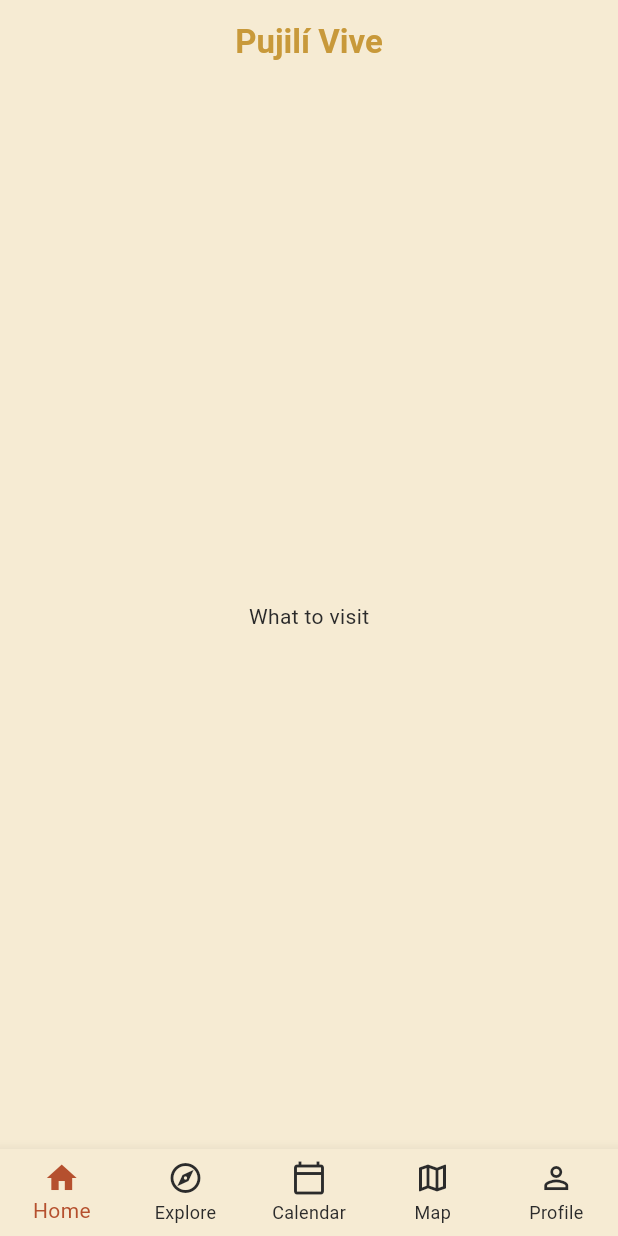
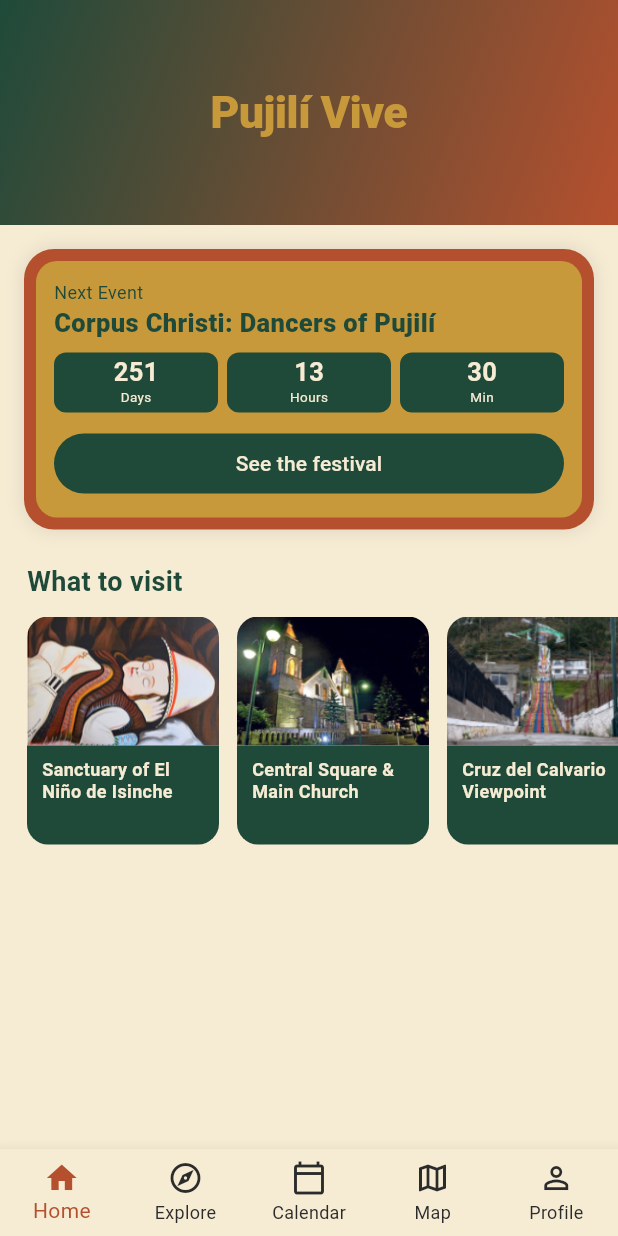
Before and after one commit to Denniss2C/pujili_vive, a Flutter app: the screen it shows after launch, on a phone screen of 412 x 824 dp. Run offline on Flutter 3.47's test engine with Material 3 defaults, Android fonts, the phone set to English and light mode, and no system bars; our stand-ins replace dartz, equatable, flutter_bloc, get_it; generated files the repository leaves out were written again.

Commit message:
feat(home): pantalla de inicio con la cuenta regresiva
Inicio era un scaffold con un TODO. Es la prioridad 2 del concepto y el
escaparate del calendario: un calendario que no se ve al abrir la app no
diferencia nada (CONCEPTO.md §8).

No tiene datos propios, asi que reutiliza los usecases de calendar y
attractions en vez de montar otra capa de datos.

Decisiones que conviene conocer:

- Las dos secciones FALLAN POR SEPARADO. Si el calendario revienta,
  "Que visitar" sigue en pie y el error aparece dentro de su seccion. El
  concepto lo pide explicito, y por eso no hay un HomeError global.
- Sin fiestas futuras la tarjeta DESAPARECE, no se queda un contador en
  cero. Las fiestas pasadas se descartan comparando por DIA, no por
  instante: una fiesta sigue siendo "hoy" a las once de la noche.
- El contador se repinta cada MINUTO, no cada segundo, porque solo
  muestra dias/horas/minutos. Si lleva segundos sigue sin decidirse.
- "Ahora" es inyectable en el bloc: de que fiestas son futuras depende
  toda la pantalla, y los tests no pueden depender del reloj.

El tab activo pasa de setState a ShellCubit. Deja de ser estado local en
cuanto otra pantalla necesita cambiarlo, e Inicio lo necesita para mandar
al Calendario y a Explorar; las reglas listan "setState para estado
compartido" como anti-patron (03_bloc_rules §5).

Dos cosas del diseño NO se implementan, a proposito:

- El buscador del hero. Que indexa es la pregunta abierta nº 3, y un
  campo que no busca nada es peor que no ponerlo.
- El carrusel "Ruta artesanal". Necesita ArtisanItem, que no existe, y su
  contenido esta bloqueado hasta levantarlo en campo.

La cabecera usa un degradado de la paleta porque no hay foto panoramica
de Pujilí; reciclar la de otro atractivo daria a entender un sitio que
no es.

Verificado ejecutando la app en el simulador: el contador marca 252 dias
al Corpus Christi y las fotos reales se ven en el carrusel. Tests de 24 a
40, incluido el aislamiento de fallos entre secciones.

Co-Authored-By: Claude Opus 5 (1M context) <noreply@anthropic.com>

```diff
--- a/lib/core/di/injection.dart
+++ b/lib/core/di/injection.dart
@@ -9,6 +9,8 @@ import '../../features/calendar/data/repositories/calendar_repository_impl.dart'
 import '../../features/calendar/domain/repositories/calendar_repository.dart';
 import '../../features/calendar/domain/usecases/get_festival_events.dart';
 import '../../features/calendar/presentation/bloc/calendar_bloc.dart';
+import '../../features/home/presentation/bloc/home_bloc.dart';
+import '../../shell/shell_cubit.dart';
 
 final sl = GetIt.instance;
 
@@ -16,6 +18,12 @@ Future<void> initDependencies() async {
   // Bloc
   sl.registerFactory(() => AttractionsBloc(getAttractions: sl()));
   sl.registerFactory(() => CalendarBloc(getFestivalEvents: sl()));
+  sl.registerFactory(
+    () => HomeBloc(getFestivalEvents: sl(), getAttractions: sl()),
+  );
+
+  // El tab activo del shell vive toda la sesion, no por pantalla.
+  sl.registerLazySingleton(ShellCubit.new);
 
   // Use cases
   sl.registerLazySingleton(() => GetAttractions(sl()));
--- /dev/null
+++ b/lib/features/home/presentation/bloc/home_bloc.dart
@@ -0,0 +1,83 @@
+import 'package:equatable/equatable.dart';
+import 'package:flutter_bloc/flutter_bloc.dart';
+
+import '../../../../core/usecases/usecase.dart';
+import '../../../attractions/domain/entities/attraction.dart';
+import '../../../attractions/domain/usecases/get_attractions.dart';
+import '../../../calendar/domain/entities/festival_event.dart';
+import '../../../calendar/domain/usecases/get_festival_events.dart';
+
+part 'home_event.dart';
+part 'home_state.dart';
+
+/// Inicio no tiene datos propios: es el escaparate de las otras features
+/// (`docs/CONCEPTO.md` §8, prioridad 2). Por eso reutiliza los usecases de
+/// `calendar` y `attractions` en vez de montar su propia capa de datos.
+class HomeBloc extends Bloc<HomeEvent, HomeState> {
+  final GetFestivalEvents getFestivalEvents;
+  final GetAttractions getAttractions;
+
+  /// Inyectable para poder fijar "ahora" en los tests: de que fiestas son
+  /// futuras depende toda la pantalla.
+  final DateTime Function() now;
+
+  HomeBloc({
+    required this.getFestivalEvents,
+    required this.getAttractions,
+    DateTime Function()? now,
+  })  : now = now ?? DateTime.now,
+        super(HomeInitial()) {
+    on<LoadHome>(_onLoad);
+  }
+
+  Future<void> _onLoad(LoadHome event, Emitter<HomeState> emit) async {
+    emit(HomeLoading());
+
+    // Las dos secciones se cargan a la vez y **fallan por separado**: si
+    // el calendario revienta, "Que visitar" sigue en pie. El concepto lo
+    // pide explicito: el error va dentro de la seccion afectada, no tumba
+    // la pantalla entera.
+    final results = await Future.wait([
+      getFestivalEvents(NoParams()),
+      getAttractions(NoParams()),
+    ]);
+
+    final eventsResult = results[0];
+    final attractionsResult = results[1];
+
+    emit(
+      HomeLoaded(
+        upcomingEvents: eventsResult.fold(
+          (_) => const [],
+          (events) => _upcoming(events.cast<FestivalEvent>()),
+        ),
+        eventsFailed: eventsResult.isLeft(),
+        attractions: attractionsResult.fold(
+          (_) => const [],
+          (items) => items.cast<Attraction>(),
+        ),
+        attractionsFailed: attractionsResult.isLeft(),
+      ),
+    );
+  }
+
+  /// Solo las fiestas que aun no han pasado.
+  ///
+  /// Se compara contra el **dia**, no contra el instante: una fiesta sigue
+  /// siendo "hoy" a las once de la noche, y desaparecer del contador a
+  /// medianoche del propio dia seria raro.
+  List<FestivalEvent> _upcoming(List<FestivalEvent> events) {
+    final today = DateUtilsX.startOfDay(now());
+    return events
+        .where((e) => !DateUtilsX.startOfDay(e.startDate).isBefore(today))
+        .toList();
+  }
+}
+
+/// Helpers de fecha sin dependencias de Flutter, para poder testearlos.
+class DateUtilsX {
+  const DateUtilsX._();
+
+  static DateTime startOfDay(DateTime value) =>
+      DateTime(value.year, value.month, value.day);
+}
--- /dev/null
+++ b/lib/features/home/presentation/bloc/home_event.dart
@@ -0,0 +1,12 @@
+part of 'home_bloc.dart';
+
+abstract class HomeEvent extends Equatable {
+  const HomeEvent();
+
+  @override
+  List<Object?> get props => [];
+}
+
+class LoadHome extends HomeEvent {
+  const LoadHome();
+}
--- /dev/null
+++ b/lib/features/home/presentation/bloc/home_state.dart
@@ -0,0 +1,43 @@
+part of 'home_bloc.dart';
+
+abstract class HomeState extends Equatable {
+  const HomeState();
+
+  @override
+  List<Object?> get props => [];
+}
+
+class HomeInitial extends HomeState {}
+
+class HomeLoading extends HomeState {}
+
+/// No hay un `HomeError` global a proposito: cada seccion falla por su
+/// cuenta y el resto de la pantalla sigue en pie.
+class HomeLoaded extends HomeState {
+  /// Fiestas que aun no han pasado, la primera es la mas proxima.
+  final List<FestivalEvent> upcomingEvents;
+  final bool eventsFailed;
+
+  final List<Attraction> attractions;
+  final bool attractionsFailed;
+
+  const HomeLoaded({
+    required this.upcomingEvents,
+    required this.eventsFailed,
+    required this.attractions,
+    required this.attractionsFailed,
+  });
+
+  /// La fiesta del contador. `null` si no hay ninguna futura, y entonces
+  /// la tarjeta **desaparece**: no se deja un contador en cero.
+  FestivalEvent? get nextEvent =>
+      upcomingEvents.isEmpty ? null : upcomingEvents.first;
+
+  @override
+  List<Object?> get props => [
+        upcomingEvents,
+        eventsFailed,
+        attractions,
+        attractionsFailed,
+      ];
+}
--- a/lib/features/home/presentation/pages/home_page.dart
+++ b/lib/features/home/presentation/pages/home_page.dart
@@ -1,26 +1,173 @@
 import 'package:flutter/material.dart';
+import 'package:flutter_bloc/flutter_bloc.dart';
+
 import '../../../../core/theme/app_colors.dart';
 import '../../../../l10n/app_localizations.dart';
+import '../../../../shell/shell_cubit.dart';
+import '../bloc/home_bloc.dart';
+import '../widgets/attraction_mini_card.dart';
+import '../widgets/next_event_card.dart';
 
+/// Inicio: el escaparate del calendario.
+///
+/// Dos cosas del diseño **no** se implementan a proposito:
+///
+/// - El **buscador** del hero. Que indexa y como se ven los resultados es
+///   la pregunta abierta nº 3; dibujar un campo que no busca nada es peor
+///   que no ponerlo.
+/// - El carrusel **"Ruta artesanal"**. Necesita `ArtisanItem`, que no
+///   existe, y su contenido esta bloqueado hasta levantar fotos y datos
+///   en campo (`docs/CONCEPTO.md` §6.5).
 class HomePage extends StatelessWidget {
   const HomePage({super.key});
 
   @override
   Widget build(BuildContext context) {
     final l = AppLocalizations.of(context)!;
+    final lang = Localizations.localeOf(context).languageCode;
+
     return Scaffold(
-      appBar: AppBar(
-        title: Text(
+      body: BlocBuilder<HomeBloc, HomeState>(
+        builder: (context, state) {
+          if (state is HomeInitial || state is HomeLoading) {
+            return const Center(child: CircularProgressIndicator());
+          }
+          if (state is! HomeLoaded) {
+            return const SizedBox.shrink();
+          }
+
+          return ListView(
+            padding: EdgeInsets.zero,
+            children: [
+              const _Hero(),
+
+              // Sin fiestas futuras la tarjeta DESAPARECE y la pantalla
+              // arranca en "Que visitar". No se deja un contador en cero.
+              if (state.nextEvent != null)
+                NextEventCard(
+                  event: state.nextEvent!,
+                  languageCode: lang,
+                  onSeeFestival: () =>
+                      context.read<ShellCubit>().select(ShellTab.calendar),
+                )
+              else if (state.eventsFailed)
+                _SectionError(message: l.loadFailed),
+
+              _SectionTitle(l.whatToVisit),
+              if (state.attractionsFailed)
+                _SectionError(message: l.loadFailed)
+              else
+                SizedBox(
+                  height: 152,
+                  child: ListView.separated(
+                    scrollDirection: Axis.horizontal,
+                    padding: const EdgeInsets.symmetric(horizontal: 18),
+                    itemCount: state.attractions.length,
+                    separatorBuilder: (_, __) => const SizedBox(width: 12),
+                    itemBuilder: (context, i) => AttractionMiniCard(
+                      attraction: state.attractions[i],
+                      languageCode: lang,
+                      // El detalle de atractivo no existe todavia, asi que
+                      // se lleva al tab Explorar en vez de no hacer nada.
+                      onTap: () =>
+                          context.read<ShellCubit>().select(ShellTab.explore),
+                    ),
+                  ),
+                ),
+              const SizedBox(height: 24),
+            ],
+          );
+        },
+      ),
+    );
+  }
+}
+
+/// Cabecera con el nombre de la app.
+///
+/// El diseño pide una foto panoramica de Pujilí y todavia no hay ninguna
+/// levantada, asi que se usa un degradado de la paleta en vez de reciclar
+/// la foto de otro atractivo, que daria a entender un sitio que no es.
+class _Hero extends StatelessWidget {
+  const _Hero();
+
+  @override
+  Widget build(BuildContext context) {
+    final l = AppLocalizations.of(context)!;
+
+    return Container(
+      height: 150,
+      alignment: Alignment.center,
+      decoration: const BoxDecoration(
+        gradient: LinearGradient(
+          begin: Alignment.topLeft,
+          end: Alignment.bottomRight,
+          colors: [AppColors.deepGreen, AppColors.terracotta],
+        ),
+      ),
+      child: SafeArea(
+        bottom: false,
+        child: Text(
           l.appName,
           style: const TextStyle(
+            fontSize: 30,
+            fontWeight: FontWeight.w800,
             color: AppColors.gold,
-            fontWeight: FontWeight.bold,
+            letterSpacing: -0.5,
           ),
         ),
       ),
-      body: Center(child: Text(l.whatToVisit)),
-      // TODO: header con foto, countdown al Corpus Christi, "Qué visitar",
-      //       "Ruta Artesanal".
     );
   }
 }
+
+class _SectionTitle extends StatelessWidget {
+  final String text;
+  const _SectionTitle(this.text);
+
+  @override
+  Widget build(BuildContext context) {
+    return Padding(
+      padding: const EdgeInsets.fromLTRB(18, 22, 18, 10),
+      child: Text(
+        text,
+        style: const TextStyle(
+          fontSize: 18,
+          fontWeight: FontWeight.bold,
+          color: AppColors.deepGreen,
+        ),
+      ),
+    );
+  }
+}
+
+/// Error acotado a una seccion: el resto de Inicio sigue en pie.
+class _SectionError extends StatelessWidget {
+  final String message;
+  const _SectionError({required this.message});
+
+  @override
+  Widget build(BuildContext context) {
+    final l = AppLocalizations.of(context)!;
+
+    return Padding(
+      padding: const EdgeInsets.fromLTRB(18, 12, 18, 0),
+      child: Row(
+        children: [
+          const Icon(Icons.error_outline, size: 18, color: AppColors.gold),
+          const SizedBox(width: 8),
+          Expanded(
+            child: Text(
+              message,
+              style: const TextStyle(fontSize: 13, color: AppColors.textDark),
+            ),
+          ),
+          TextButton(
+            onPressed: () => context.read<HomeBloc>().add(const LoadHome()),
+            child: Text(l.retry),
+          ),
+        ],
+      ),
+    );
+  }
+}
--- /dev/null
+++ b/lib/features/home/presentation/widgets/attraction_mini_card.dart
@@ -0,0 +1,90 @@
+import 'package:flutter/material.dart';
+
+import '../../../../core/theme/app_colors.dart';
+import '../../../attractions/domain/entities/attraction.dart';
+
+/// Tarjeta pequeña de los carruseles de Inicio: foto arriba y nombre sobre
+/// un pie de color. El color distingue la seccion sin repetir un titulo de
+/// categoria (`docs/MOCKS.html`, pantalla 1).
+class AttractionMiniCard extends StatelessWidget {
+  final Attraction attraction;
+  final String languageCode;
+  final VoidCallback? onTap;
+
+  const AttractionMiniCard({
+    super.key,
+    required this.attraction,
+    required this.languageCode,
+    this.onTap,
+  });
+
+  @override
+  Widget build(BuildContext context) {
+    final media = MediaQuery.of(context);
+    // Se decodifica al ancho real de la tarjeta, no al de la foto: son
+    // 128 dp, no la pantalla entera (project_rules/11_performance_rules).
+    final cacheWidth = (128 * media.devicePixelRatio).round();
+
+    final placeholder = ColoredBox(
+      color: AppColors.gold.withValues(alpha: 0.25),
+      child: const Center(child: Icon(Icons.image_outlined, size: 28)),
+    );
+
+    return SizedBox(
+      width: 128,
+      child: InkWell(
+        onTap: onTap,
+        borderRadius: BorderRadius.circular(14),
+        child: Column(
+          crossAxisAlignment: CrossAxisAlignment.stretch,
+          children: [
+            ClipRRect(
+              borderRadius: const BorderRadius.vertical(
+                top: Radius.circular(14),
+              ),
+              child: SizedBox(
+                height: 86,
+                child: attraction.images.isEmpty
+                    ? placeholder
+                    : Image.asset(
+                        attraction.images.first,
+                        fit: BoxFit.cover,
+                        cacheWidth: cacheWidth,
+                        errorBuilder: (_, __, ___) => placeholder,
+                      ),
+              ),
+            ),
+            // Expanded y no una altura fija: los nombres largos ocupan
+            // tres lineas ("Santuario del Niño de Isinche") y con alto
+            // fijo la columna desbordaba.
+            Expanded(
+              child: Container(
+                padding: const EdgeInsets.symmetric(
+                  horizontal: 10,
+                  vertical: 8,
+                ),
+                decoration: const BoxDecoration(
+                  color: AppColors.deepGreen,
+                  borderRadius: BorderRadius.vertical(
+                    bottom: Radius.circular(14),
+                  ),
+                ),
+                child: Text(
+                  attraction.name.resolve(languageCode),
+                  maxLines: 3,
+                  overflow: TextOverflow.ellipsis,
+                  style: const TextStyle(
+                    color: AppColors.cream,
+                    fontSize: 12,
+                    height: 1.25,
+                    fontWeight: FontWeight.w600,
+                  ),
+                ),
+              ),
+            ),
+          ],
+        ),
+      ),
+    );
+  }
+}
--- /dev/null
+++ b/lib/features/home/presentation/widgets/next_event_card.dart
@@ -0,0 +1,153 @@
+import 'dart:async';
+
+import 'package:flutter/material.dart';
+
+import '../../../../core/theme/app_colors.dart';
+import '../../../../l10n/app_localizations.dart';
+import '../../../calendar/domain/entities/festival_event.dart';
+
+/// Tarjeta de la proxima fiesta con cuenta regresiva en vivo.
+///
+/// Es la pieza mas prominente de Inicio: el calendario es el diferenciador
+/// del producto y esta tarjeta es su escaparate (`docs/CONCEPTO.md` §8).
+class NextEventCard extends StatefulWidget {
+  final FestivalEvent event;
+  final String languageCode;
+  final VoidCallback onSeeFestival;
+
+  const NextEventCard({
+    super.key,
+    required this.event,
+    required this.languageCode,
+    required this.onSeeFestival,
+  });
+
+  @override
+  State<NextEventCard> createState() => _NextEventCardState();
+}
+
+class _NextEventCardState extends State<NextEventCard> {
+  Timer? _timer;
+
+  @override
+  void initState() {
+    super.initState();
+    // Se refresca cada minuto, no cada segundo: el contador solo muestra
+    // dias / horas / minutos. Si mostrara segundos habria que repintar 60
+    // veces mas, y si el contador lleva segundos sigue sin decidirse
+    // (docs/MOCKS.html, pantalla 1).
+    _timer = Timer.periodic(
+      const Duration(minutes: 1),
+      (_) => setState(() {}),
+    );
+  }
+
+  @override
+  void dispose() {
+    _timer?.cancel();
+    super.dispose();
+  }
+
+  @override
+  Widget build(BuildContext context) {
+    final l = AppLocalizations.of(context)!;
+    final remaining = widget.event.startDate.difference(DateTime.now());
+    // Una fiesta que ya empezo hoy no muestra numeros negativos.
+    final safe = remaining.isNegative ? Duration.zero : remaining;
+
+    return Container(
+      margin: const EdgeInsets.fromLTRB(16, 16, 16, 0),
+      padding: const EdgeInsets.all(8),
+      decoration: BoxDecoration(
+        color: AppColors.terracotta,
+        borderRadius: BorderRadius.circular(20),
+        boxShadow: const [BoxShadow(color: AppColors.shadow, blurRadius: 10)],
+      ),
+      child: Container(
+        padding: const EdgeInsets.all(12),
+        decoration: BoxDecoration(
+          color: AppColors.gold,
+          borderRadius: BorderRadius.circular(14),
+        ),
+        child: Column(
+          crossAxisAlignment: CrossAxisAlignment.start,
+          children: [
+            Text(
+              l.nextEvent,
+              style: const TextStyle(fontSize: 12, color: AppColors.deepGreen),
+            ),
+            const SizedBox(height: 2),
+            Text(
+              widget.event.title.resolve(widget.languageCode),
+              style: const TextStyle(
+                fontSize: 17,
+                fontWeight: FontWeight.w800,
+                height: 1.2,
+                color: AppColors.deepGreen,
+              ),
+            ),
+            const SizedBox(height: 10),
+            Row(
+              children: [
+                _CountBlock(value: safe.inDays, label: l.days),
+                const SizedBox(width: 6),
+                _CountBlock(value: safe.inHours % 24, label: l.hours),
+                const SizedBox(width: 6),
+                _CountBlock(value: safe.inMinutes % 60, label: l.minutes),
+              ],
+            ),
+            const SizedBox(height: 10),
+            SizedBox(
+              width: double.infinity,
+              child: FilledButton(
+                onPressed: widget.onSeeFestival,
+                style: FilledButton.styleFrom(
+                  backgroundColor: AppColors.deepGreen,
+                  foregroundColor: AppColors.cream,
+                ),
+                child: Text(l.seeFestival),
+              ),
+            ),
+          ],
+        ),
+      ),
+    );
+  }
+}
+
+class _CountBlock extends StatelessWidget {
+  final int value;
+  final String label;
+
+  const _CountBlock({required this.value, required this.label});
+
+  @override
+  Widget build(BuildContext context) {
+    return Expanded(
+      child: Container(
+        padding: const EdgeInsets.symmetric(vertical: 4),
+        decoration: BoxDecoration(
+          color: AppColors.deepGreen,
+          borderRadius: BorderRadius.circular(8),
+        ),
+        child: Column(
+          children: [
+            Text(
+              '$value',
+              style: const TextStyle(
+                color: AppColors.cream,
+                fontSize: 17,
+                height: 1.1,
+                fontWeight: FontWeight.bold,
+              ),
+            ),
+            Text(
+              label,
+              style: const TextStyle(color: AppColors.cream, fontSize: 9),
+            ),
+          ],
+        ),
+      ),
+    );
+  }
+}
--- a/lib/l10n/app_en.arb
+++ b/lib/l10n/app_en.arb
@@ -31,6 +31,8 @@
   "calendarNoResultsBody": "Try another name, or clear the search to see the whole calendar.",
   "errorTitle": "Something went wrong",
   "retry": "Try again",
+  "seeFestival": "See the festival",
+  "loadFailed": "This section could not be loaded.",
 
   "artisansTitle": "Artisans & Gastronomy",
 
--- a/lib/l10n/app_es.arb
+++ b/lib/l10n/app_es.arb
@@ -31,6 +31,8 @@
   "calendarNoResultsBody": "Prueba con otro nombre o borra la búsqueda para ver todo el calendario.",
   "errorTitle": "Algo salió mal",
   "retry": "Reintentar",
+  "seeFestival": "Ver la fiesta",
+  "loadFailed": "No se pudo cargar esta sección.",
 
   "artisansTitle": "Artesanos y Gastronomía",
 
--- a/lib/main.dart
+++ b/lib/main.dart
@@ -8,6 +8,8 @@ import 'core/theme/app_colors.dart';
 import 'core/theme/app_theme.dart';
 import 'features/attractions/presentation/bloc/attractions_bloc.dart';
 import 'features/calendar/presentation/bloc/calendar_bloc.dart';
+import 'features/home/presentation/bloc/home_bloc.dart';
+import 'shell/shell_cubit.dart';
 import 'l10n/app_localizations.dart';
 import 'shell/main_shell.dart';
 
@@ -30,6 +32,8 @@ class PujiliViveApp extends StatelessWidget {
         BlocProvider(
           create: (_) => sl<CalendarBloc>()..add(const LoadFestivalEvents()),
         ),
+        BlocProvider(create: (_) => sl<HomeBloc>()..add(const LoadHome())),
+        BlocProvider(create: (_) => sl<ShellCubit>()),
       ],
       child: MaterialApp(
         // El titulo viene del flavor: en dev aparece "(Dev)" en el
--- a/lib/shell/main_shell.dart
+++ b/lib/shell/main_shell.dart
@@ -1,41 +1,45 @@
 import 'package:flutter/material.dart';
-import '../l10n/app_localizations.dart';
-import '../features/home/presentation/pages/home_page.dart';
+import 'package:flutter_bloc/flutter_bloc.dart';
+
+import '../features/artisans/presentation/pages/artisans_page.dart';
 import '../features/attractions/presentation/pages/attractions_page.dart';
 import '../features/calendar/presentation/pages/calendar_page.dart';
+import '../features/home/presentation/pages/home_page.dart';
 import '../features/map/presentation/pages/map_page.dart';
-import '../features/artisans/presentation/pages/artisans_page.dart';
+import '../l10n/app_localizations.dart';
+import 'shell_cubit.dart';
 
 /// Contenedor principal con la barra de navegación inferior UNIFICADA.
 /// Los 5 tabs son idénticos en toda la app (Inicio, Explorar, Calendario,
 /// Mapa, Perfil), resolviendo la inconsistencia del diseño original.
-class MainShell extends StatefulWidget {
+///
+/// El tab activo lo lleva [ShellCubit], no un `setState`: otras pantallas
+/// necesitan cambiarlo (Inicio manda al Calendario y a Explorar).
+class MainShell extends StatelessWidget {
   const MainShell({super.key});
 
-  @override
-  State<MainShell> createState() => _MainShellState();
-}
-
-class _MainShellState extends State<MainShell> {
-  int _index = 0;
-
-  final _pages = const [
+  static const _pages = [
     HomePage(),
     AttractionsPage(),
     CalendarPage(),
     MapPage(),
-    ArtisansPage(), // Perfil placeholder -> reemplazar cuando exista feature perfil
+    // Perfil apunta a Artesanos como parche del scaffold. Es provisional
+    // y hay que deshacerlo: ni el tab Perfil esta definido ni Artesanos
+    // tiene tab propio (docs/CONCEPTO.md, preguntas abiertas 1 y 8).
+    ArtisansPage(),
   ];
 
   @override
   Widget build(BuildContext context) {
     final l = AppLocalizations.of(context)!;
 
+    return BlocBuilder<ShellCubit, ShellTab>(
+      builder: (context, tab) {
         return Scaffold(
-      body: IndexedStack(index: _index, children: _pages),
+          body: IndexedStack(index: tab.index, children: _pages),
           bottomNavigationBar: BottomNavigationBar(
-        currentIndex: _index,
-        onTap: (i) => setState(() => _index = i),
+            currentIndex: tab.index,
+            onTap: (i) => context.read<ShellCubit>().select(ShellTab.values[i]),
             items: [
               BottomNavigationBarItem(
                 icon: const Icon(Icons.home_outlined),
@@ -65,5 +69,7 @@ class _MainShellState extends State<MainShell> {
             ],
           ),
         );
+      },
+    );
   }
 }
--- /dev/null
+++ b/lib/shell/shell_cubit.dart
@@ -0,0 +1,17 @@
+import 'package:flutter_bloc/flutter_bloc.dart';
+
+/// Los cinco tabs de la barra inferior, en su orden real.
+enum ShellTab { home, explore, calendar, map, profile }
+
+/// Cual de los cinco tabs esta activo.
+///
+/// Vive en un cubit y no en un `setState` del shell porque **deja de ser
+/// estado local** en cuanto otra pantalla necesita cambiarlo: Inicio manda
+/// al Calendario y a Explorar, y mañana Artesanos hara lo mismo. Las
+/// reglas del proyecto listan "setState para estado compartido" como
+/// anti-patron (project_rules/03_bloc_rules.md §5).
+class ShellCubit extends Cubit<ShellTab> {
+  ShellCubit() : super(ShellTab.home);
+
+  void select(ShellTab tab) => emit(tab);
+}
```
Also changed, not shown: 5 other files. Lines whose indentation alone changed are shown as unchanged.
